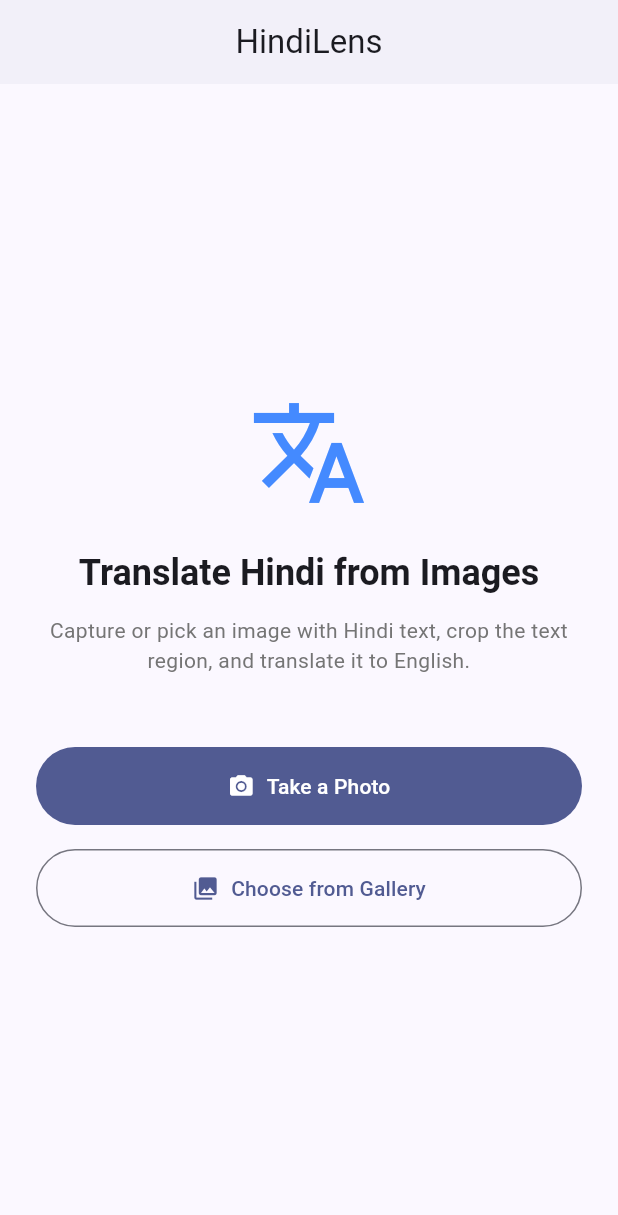
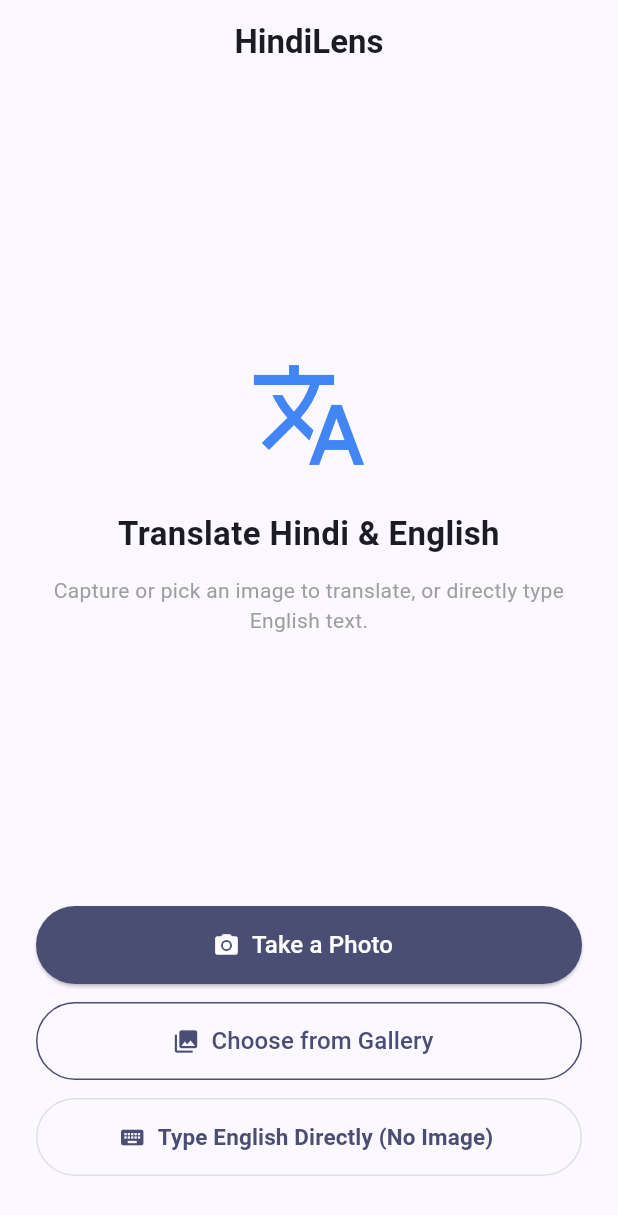
Before and after one commit to BORUTOABD/hindi_lens, a Flutter app: the screen it shows after launch, after a tap on "Take a Photo", on a phone screen of 412 x 824 dp. Shown: the top 1215 px of the screen. Run offline on Flutter 3.47's test engine with Material 3 defaults, Android fonts, the light colour scheme and no system bars; our stand-ins replace image_cropper, image_picker.

Commit message:
feat: add direct text input for en-hi, update azure endpoints, and allow cleartext traffic

```diff
--- a/lib/screens/home_screen.dart
+++ b/lib/screens/home_screen.dart
@@ -13,121 +13,139 @@ class HomeScreen extends StatefulWidget {
 
 class _HomeScreenState extends State<HomeScreen> {
   final ImagePicker _picker = ImagePicker();
-  bool _isProcessing = false;
 
-  Future<void> _pickAndCropImage(ImageSource source) async {
-    try {
-      final XFile? pickedFile = await _picker.pickImage(
-        source: source,
-        imageQuality: 90,
-      );
+  Future<void> _pickAndCrop(ImageSource source) async {
+    final XFile? picked = await _picker.pickImage(source: source);
+    if (picked == null) return;
 
-      // User cancelled picker
-      if (pickedFile == null) return;
-
-      setState(() {
-        _isProcessing = true;
-      });
-
-      // Manual ROI Cropping step
-      final CroppedFile? croppedFile = await ImageCropper().cropImage(
-        sourcePath: pickedFile.path,
+    final CroppedFile? cropped = await ImageCropper().cropImage(
+      sourcePath: picked.path,
       uiSettings: [
         AndroidUiSettings(
           toolbarTitle: 'Crop Hindi Text Area',
-            toolbarColor: Theme.of(context).colorScheme.primary,
+          toolbarColor: const Color(0xFF4A4E74),
           toolbarWidgetColor: Colors.white,
           initAspectRatio: CropAspectRatioPreset.original,
           lockAspectRatio: false,
         ),
-          IOSUiSettings(
-            title: 'Crop Hindi Text Area',
-          ),
       ],
     );
 
-      if (!mounted) return;
-      setState(() {
-        _isProcessing = false;
-      });
-
-      // User cancelled cropping
-      if (croppedFile == null) return;
-
-      Navigator.of(context).push(
+    if (cropped != null && mounted) {
+      Navigator.push(
+        context,
         MaterialPageRoute(
           builder: (context) => EditScreen(
-            imageFile: File(croppedFile.path),
+            imageFile: File(cropped.path),
+            initialMode: 'hi-en',
           ),
         ),
       );
-    } catch (e) {
-      if (!mounted) return;
-      setState(() {
-        _isProcessing = false;
-      });
-      ScaffoldMessenger.of(context).showSnackBar(
-        SnackBar(content: Text('Failed to load image: $e')),
+    }
+  }
+
+  void _openDirectTextInput() {
+    Navigator.push(
+      context,
+      MaterialPageRoute(
+        builder: (context) => const EditScreen(
+          imageFile: null,
+          initialMode: 'en-hi',
+        ),
+      ),
     );
-    }
   }
 
   @override
   Widget build(BuildContext context) {
     return Scaffold(
       appBar: AppBar(
-        title: const Text('HindiLens'),
+        title: const Text(
+          'HindiLens',
+          style: TextStyle(fontWeight: FontWeight.bold),
+        ),
         centerTitle: true,
-        elevation: 1,
       ),
       body: SafeArea(
-        child: _isProcessing
-            ? const Center(child: CircularProgressIndicator())
-            : Padding(
+        child: Padding(
           padding: const EdgeInsets.symmetric(horizontal: 24.0),
           child: Column(
             mainAxisAlignment: MainAxisAlignment.center,
-                  crossAxisAlignment: CrossAxisAlignment.stretch,
             children: [
+              const Spacer(),
               const Icon(
                 Icons.translate,
                 size: 80,
-                      color: Colors.blueAccent,
+                color: Color(0xFF4285F4),
               ),
               const SizedBox(height: 24),
-                    Text(
-                      'Translate Hindi from Images',
+              const Text(
+                'Translate Hindi & English',
+                style: TextStyle(fontSize: 22, fontWeight: FontWeight.bold),
                 textAlign: TextAlign.center,
-                      style: Theme.of(context).textTheme.headlineSmall?.copyWith(
-                            fontWeight: FontWeight.bold,
+              ),
+              const SizedBox(height: 12),
+              const Text(
+                'Capture or pick an image to translate, or directly type English text.',
+                textAlign: TextAlign.center,
+                style: TextStyle(color: Colors.grey, fontSize: 14),
+              ),
+              const Spacer(),
+              SizedBox(
+                width: double.infinity,
+                height: 52,
+                child: ElevatedButton.icon(
+                  onPressed: () => _pickAndCrop(ImageSource.camera),
+                  style: ElevatedButton.styleFrom(
+                    backgroundColor: const Color(0xFF4A4E74),
+                    foregroundColor: Colors.white,
+                    shape: RoundedRectangleBorder(
+                      borderRadius: BorderRadius.circular(26),
+                    ),
+                  ),
+                  icon: const Icon(Icons.camera_alt),
+                  label: const Text('Take a Photo', style: TextStyle(fontSize: 16)),
                 ),
               ),
               const SizedBox(height: 12),
-                    Text(
-                      'Capture or pick an image with Hindi text, crop the text region, and translate it to English.',
-                      textAlign: TextAlign.center,
-                      style: Theme.of(context).textTheme.bodyMedium?.copyWith(
-                            color: Colors.grey[600],
+              SizedBox(
+                width: double.infinity,
+                height: 52,
+                child: OutlinedButton.icon(
+                  onPressed: () => _pickAndCrop(ImageSource.gallery),
+                  style: OutlinedButton.styleFrom(
+                    side: const BorderSide(color: Color(0xFF4A4E74)),
+                    shape: RoundedRectangleBorder(
+                      borderRadius: BorderRadius.circular(26),
                     ),
                   ),
-                    const SizedBox(height: 48),
-                    FilledButton.icon(
-                      onPressed: () => _pickAndCropImage(ImageSource.camera),
-                      icon: const Icon(Icons.camera_alt),
-                      label: const Text('Take a Photo'),
-                      style: FilledButton.styleFrom(
-                        padding: const EdgeInsets.symmetric(vertical: 16),
+                  icon: const Icon(Icons.photo_library, color: Color(0xFF4A4E74)),
+                  label: const Text(
+                    'Choose from Gallery',
+                    style: TextStyle(color: Color(0xFF4A4E74), fontSize: 16),
                   ),
                 ),
-                    const SizedBox(height: 16),
-                    OutlinedButton.icon(
-                      onPressed: () => _pickAndCropImage(ImageSource.gallery),
-                      icon: const Icon(Icons.photo_library),
-                      label: const Text('Choose from Gallery'),
-                      style: OutlinedButton.styleFrom(
-                        padding: const EdgeInsets.symmetric(vertical: 16),
+              ),
+              const SizedBox(height: 12),
+              SizedBox(
+                width: double.infinity,
+                height: 52,
+                child: TextButton.icon(
+                  onPressed: _openDirectTextInput,
+                  style: TextButton.styleFrom(
+                    shape: RoundedRectangleBorder(
+                      borderRadius: BorderRadius.circular(26),
+                      side: BorderSide(color: Colors.grey.shade300),
                     ),
                   ),
+                  icon: const Icon(Icons.keyboard, color: Color(0xFF4A4E74)),
+                  label: const Text(
+                    'Type English Directly (No Image)',
+                    style: TextStyle(color: Color(0xFF4A4E74), fontSize: 15, fontWeight: FontWeight.w600),
+                  ),
+                ),
+              ),
+              const SizedBox(height: 40),
             ],
           ),
         ),
```
Also changed, not shown: lib/screens/edit_screen.dart (+246 -121 lines), lib/services/api_service.dart (+70 -22 lines), 1 other file. Lines whose indentation alone changed are shown as unchanged.
